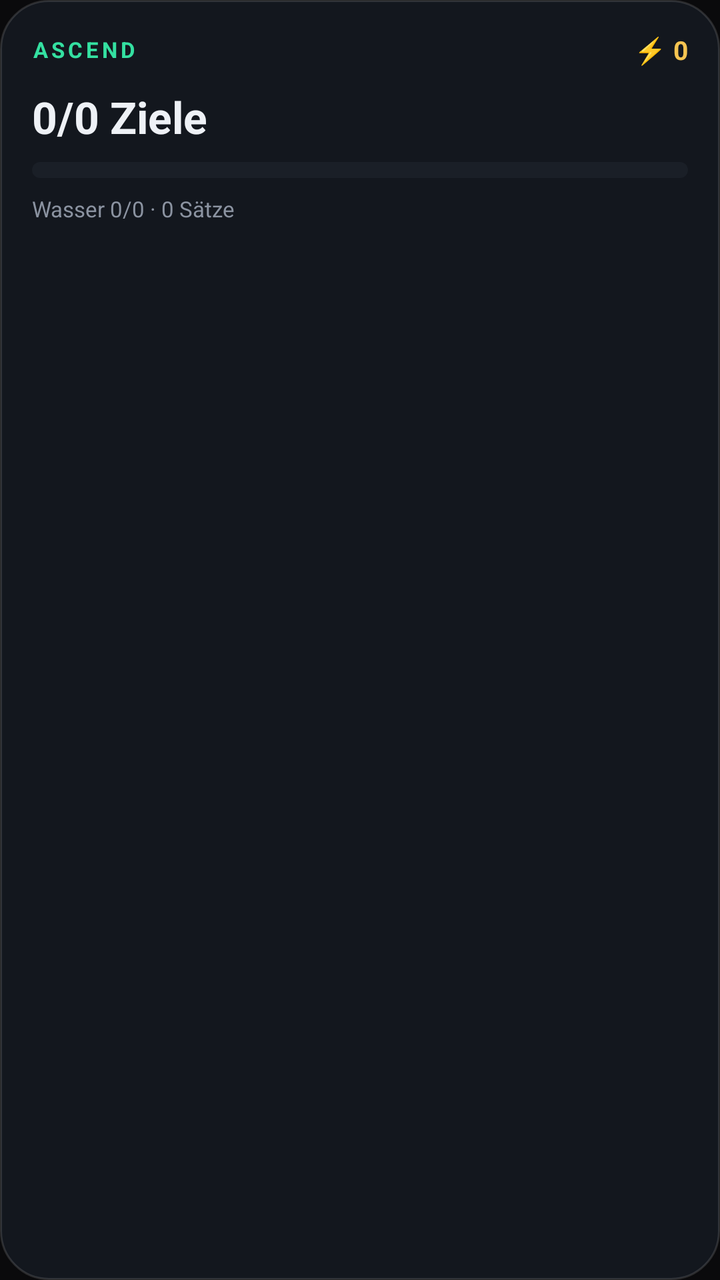
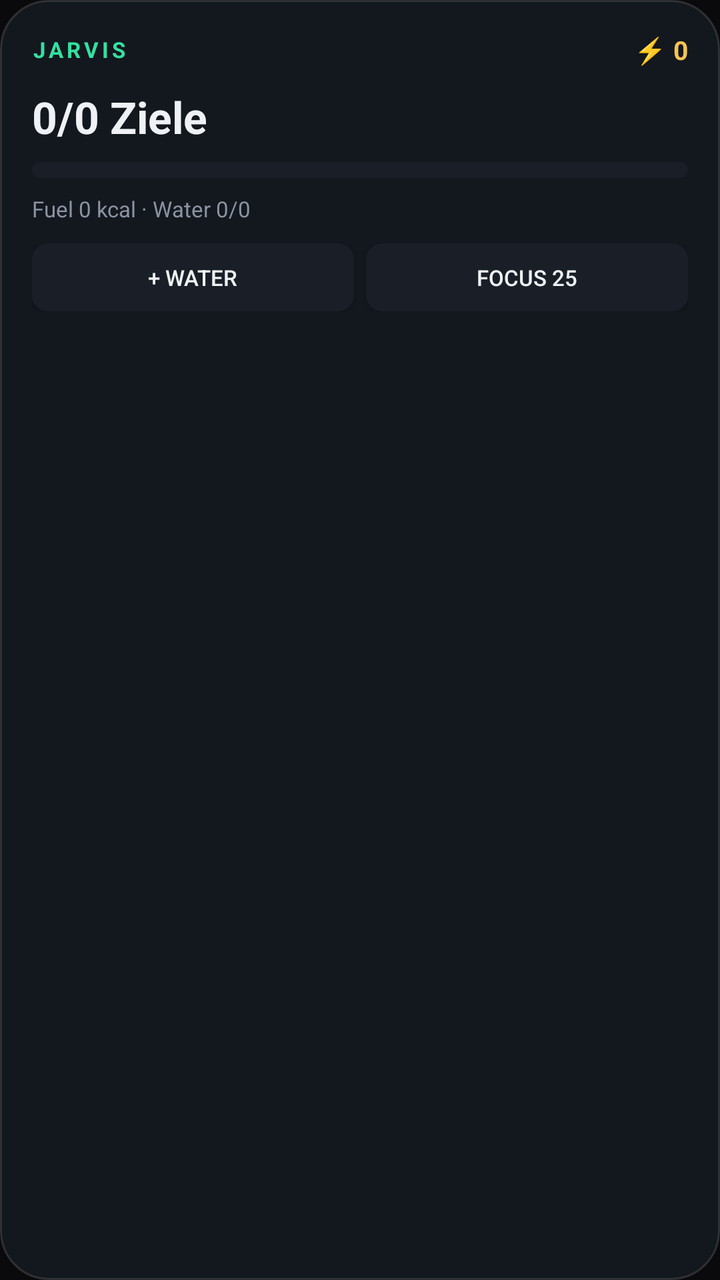

Screens rendered from an Android XML layout before and after an edit, with the pre-edit source and the edit as a unified diff.
<!-- AndroidManifest.xml: application theme Theme.Ascend -->
<!-- res/layout/widget_ascend.xml -->
<?xml version="1.0" encoding="utf-8"?>
<LinearLayout xmlns:android="http://schemas.android.com/apk/res/android"
    android:id="@+id/widget_root"
    android:layout_width="match_parent"
    android:layout_height="match_parent"
    android:orientation="vertical"
    android:background="@drawable/widget_bg"
    android:padding="16dp">

    <LinearLayout
        android:layout_width="match_parent"
        android:layout_height="wrap_content"
        android:orientation="horizontal"
        android:gravity="center_vertical">

        <TextView
            android:id="@+id/widget_label"
            android:layout_width="0dp"
            android:layout_height="wrap_content"
            android:layout_weight="1"
            android:text="ASCEND"
            android:textColor="#34E0A1"
            android:textSize="11sp"
            android:textStyle="bold"
            android:letterSpacing="0.15" />

        <TextView
            android:id="@+id/widget_streak"
            android:layout_width="wrap_content"
            android:layout_height="wrap_content"
            android:text="⚡ 0"
            android:textColor="#F5C451"
            android:textSize="13sp"
            android:textStyle="bold" />
    </LinearLayout>

    <TextView
        android:id="@+id/widget_title"
        android:layout_width="wrap_content"
        android:layout_height="wrap_content"
        android:layout_marginTop="10dp"
        android:text="0/0 Ziele"
        android:textColor="#EEF1F6"
        android:textSize="22sp"
        android:textStyle="bold" />

    <ProgressBar
        android:id="@+id/widget_progress"
        style="?android:attr/progressBarStyleHorizontal"
        android:layout_width="match_parent"
        android:layout_height="8dp"
        android:layout_marginTop="8dp"
        android:max="100"
        android:progress="0"
        android:progressDrawable="@drawable/widget_progress" />

    <TextView
        android:id="@+id/widget_sub"
        android:layout_width="wrap_content"
        android:layout_height="wrap_content"
        android:layout_marginTop="8dp"
        android:text="Wasser 0/0 · 0 Sätze"
        android:textColor="#8B93A1"
        android:textSize="11sp" />
</LinearLayout>
<!-- resources referenced by this layout -->
<resources>
  <!-- drawable widget_bg (drawable) -->
  <?xml version="1.0" encoding="utf-8"?>
  <shape xmlns:android="http://schemas.android.com/apk/res/android" android:shape="rectangle">
      <solid android:color="#13171E" />
      <corners android:radius="24dp" />
      <stroke android:width="1dp" android:color="#22FFFFFF" />
  </shape>
  <!-- drawable widget_progress (drawable) -->
  <?xml version="1.0" encoding="utf-8"?>
  <layer-list xmlns:android="http://schemas.android.com/apk/res/android">
      <item android:id="@android:id/background">
          <shape android:shape="rectangle">
              <solid android:color="#1A1F27" />
              <corners android:radius="8dp" />
          </shape>
      </item>
      <item android:id="@android:id/progress">
          <clip>
              <shape android:shape="rectangle">
                  <solid android:color="#34E0A1" />
                  <corners android:radius="8dp" />
              </shape>
          </clip>
      </item>
  </layer-list>
  <style name="Theme.Ascend" parent="android:Theme.Material.NoActionBar">
          <item name="android:statusBarColor">@android:color/transparent</item>
          <item name="android:navigationBarColor">@android:color/transparent</item>
          <item name="android:windowBackground">@color/app_bg</item>
          <item name="android:windowLightStatusBar">false</item>
          <item name="android:windowLightNavigationBar">false</item>
      </style>
  <color name="app_bg">#0A0A0C</color>
</resources>

<!-- the commit's change to res/layout/widget_ascend.xml (unified diff, before → after) -->
@@ -18,7 +18,7 @@
             android:layout_width="0dp"
             android:layout_height="wrap_content"
             android:layout_weight="1"
-            android:text="ASCEND"
+            android:text="JARVIS"
             android:textColor="#34E0A1"
             android:textSize="11sp"
             android:textStyle="bold"
@@ -59,7 +59,35 @@
         android:layout_width="wrap_content"
         android:layout_height="wrap_content"
         android:layout_marginTop="8dp"
-        android:text="Wasser 0/0 · 0 Sätze"
+        android:text="Fuel 0 kcal · Water 0/0"
         android:textColor="#8B93A1"
         android:textSize="11sp" />
+
+    <LinearLayout
+        android:layout_width="match_parent"
+        android:layout_height="wrap_content"
+        android:layout_marginTop="10dp"
+        android:orientation="horizontal">
+
+        <Button
+            android:id="@+id/widget_water"
+            android:layout_width="0dp"
+            android:layout_height="34dp"
+            android:layout_weight="1"
+            android:layout_marginEnd="6dp"
+            android:text="+ Water"
+            android:textSize="11sp"
+            android:textColor="#EEF1F6"
+            android:background="@drawable/widget_progress" />
+
+        <Button
+            android:id="@+id/widget_focus"
+            android:layout_width="0dp"
+            android:layout_height="34dp"
+            android:layout_weight="1"
+            android:text="Focus 25"
+            android:textSize="11sp"
+            android:textColor="#EEF1F6"
+            android:background="@drawable/widget_progress" />
+    </LinearLayout>
 </LinearLayout>
